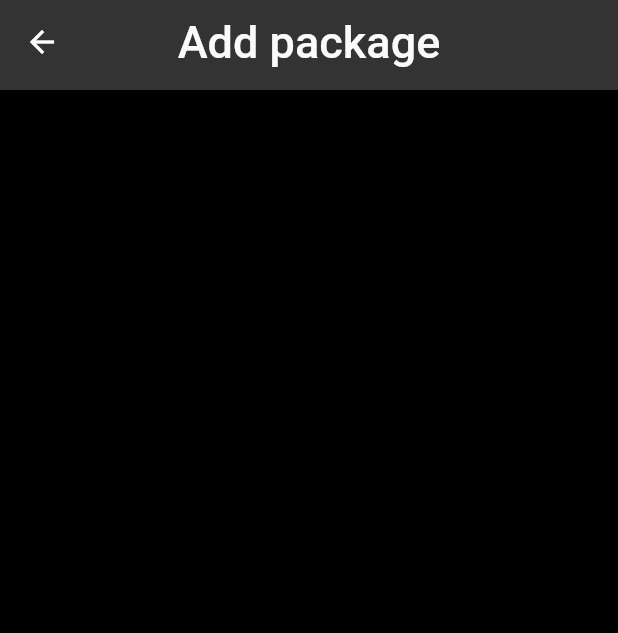
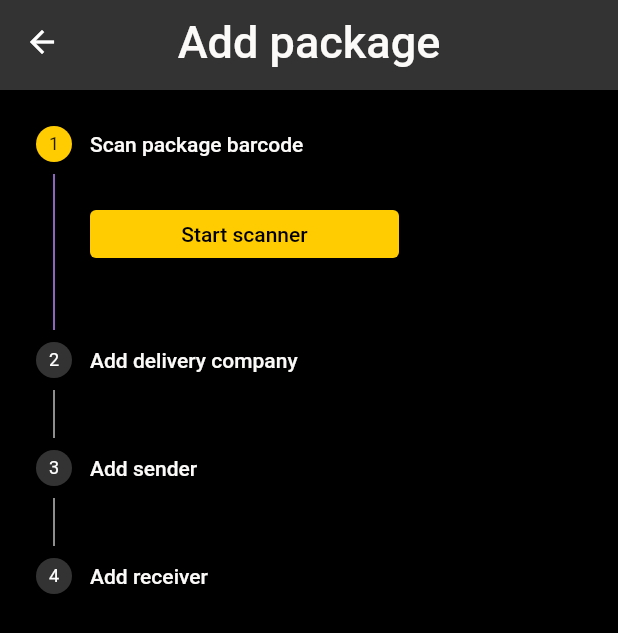
Before and after one commit to iasiu/packer, a Flutter app: the screen it shows after launch, after a tap on "Add package", on a phone screen of 412 x 824 dp. Shown: the top 633 px of the screen. Run offline on Flutter 3.47's test engine with Material 2 defaults, Android fonts, the phone set to English and light mode, and no system bars; our stand-ins replace dartz, dio, flutter_dotenv, flutter_hooks, freezed_annotation, get_it and 1 more; missing offline and left inert: flutter_barcode_scanner.

Commit message:
Add AddPage stepper, barcode scanner

```diff
--- a/mobile/lib/config/config.dart
+++ b/mobile/lib/config/config.dart
@@ -25,4 +25,8 @@ class TextStyles {
     color: AppColors.cultured,
     fontSize: 14,
   );
+  static const black14 = TextStyle(
+    color: AppColors.black,
+    fontSize: 14,
+  );
 }
--- a/mobile/lib/views/add_page/add_page.dart
+++ b/mobile/lib/views/add_page/add_page.dart
@@ -1,6 +1,7 @@
 import 'package:flutter/material.dart';
 import 'package:packer/config/config.dart';
 import 'package:packer/generated/l10n.dart';
+import 'package:packer/views/add_page/widgets/app_stepper.dart';
 import 'package:packer/views/widgets/app_scaffold.dart';
 
 class AddPage extends StatelessWidget {
@@ -14,6 +15,11 @@ class AddPage extends StatelessWidget {
         S.of(context).addPackage,
         style: TextStyles.white30,
       ),
+      body: Column(
+        children: [
+          AppStepper(),
+        ],
+      ),
     );
   }
 }
--- /dev/null
+++ b/mobile/lib/views/add_page/widgets/app_stepper.dart
@@ -0,0 +1,70 @@
+import 'package:flutter/material.dart';
+import 'package:flutter_hooks/flutter_hooks.dart';
+import 'package:packer/config/config.dart';
+import 'package:packer/views/add_page/widgets/scan_step_content.dart';
+
+class AppStepper extends HookWidget {
+  AppStepper({Key? key}) : super(key: key);
+
+  @override
+  Widget build(BuildContext context) {
+    final currentStep = useState(0);
+    return Theme(
+      data: ThemeData(
+        colorScheme: const ColorScheme.dark().copyWith(
+          secondary: AppColors.inpost,
+          background: AppColors.jet,
+        ),
+      ),
+      child: Stepper(
+        currentStep: currentStep.value,
+        physics: const NeverScrollableScrollPhysics(),
+        controlsBuilder: (BuildContext context,
+            {VoidCallback? onStepContinue, VoidCallback? onStepCancel}) {
+          return Row(
+            children: const [],
+          );
+        },
+        elevation: 0,
+        steps: _steps
+            .map(
+              (e) => Step(
+                state: StepState.disabled,
+                title: e.title,
+                content: e.content,
+                isActive: _steps.indexOf(e) == currentStep.value,
+              ),
+            )
+            .toList(),
+      ),
+    );
+  }
+
+  final _steps = [
+    AppStep(
+      title: const Text('Scan package barcode', style: TextStyles.white14),
+      content: const ScanStepContent(),
+    ),
+    AppStep(
+      title: Text('Add delivery company', style: TextStyles.white14),
+      content: SizedBox(),
+    ),
+    AppStep(
+      title: Text('Add sender', style: TextStyles.white14),
+      content: SizedBox(),
+    ),
+    AppStep(
+      title: Text('Add receiver', style: TextStyles.white14),
+      content: SizedBox(),
+    ),
+  ];
+}
+
+class AppStep {
+  AppStep({
+    required this.title,
+    required this.content,
+  });
+  final Widget title;
+  final Widget content;
+}
--- /dev/null
+++ b/mobile/lib/views/add_page/widgets/scan_step_content.dart
@@ -0,0 +1,39 @@
+import 'package:flutter/material.dart';
+import 'package:packer/config/config.dart';
+import 'package:flutter_barcode_scanner/flutter_barcode_scanner.dart';
+
+class ScanStepContent extends StatelessWidget {
+  const ScanStepContent({
+    Key? key,
+  }) : super(key: key);
+
+  @override
+  Widget build(BuildContext context) {
+    final width = (MediaQuery.of(context).size.width ~/ 2) * 1.0;
+    return Row(
+      children: [
+        TextButton(
+          onPressed: () async {
+            String barcodeScanRes = await FlutterBarcodeScanner.scanBarcode(
+              "#ffcc02",
+              'Cancel',
+              true,
+              ScanMode.BARCODE,
+            );
+          },
+          style: ButtonStyle(
+            minimumSize: MaterialStateProperty.all(Size(
+              width,
+              0,
+            )),
+            backgroundColor: MaterialStateProperty.all(AppColors.inpost),
+          ),
+          child: const Text(
+            'Start scanner',
+            style: TextStyles.black14,
+          ),
+        ),
+      ],
+    );
+  }
+}
--- a/mobile/lib/views/home_page/home_page.dart
+++ b/mobile/lib/views/home_page/home_page.dart
@@ -1,6 +1,7 @@
 import 'package:flutter/material.dart';
 import 'package:flutter_hooks/flutter_hooks.dart';
 import 'package:packer/config/config.dart';
+import 'package:packer/config/router.dart';
 import 'package:packer/generated/l10n.dart';
 import 'package:packer/views/home_page/widgets/tile_button.dart';
 import 'package:packer/views/widgets/app_scaffold.dart';
@@ -36,7 +37,7 @@ class HomePage extends HookWidget {
                     ),
                     text: S.of(context).addPackage,
                     onTap: () {
-                      Navigator.of(context).pushNamed('/add');
+                      Navigator.of(context).pushNamed(AppPages.add.route);
                     },
                   ),
                 ),
@@ -51,7 +52,7 @@ class HomePage extends HookWidget {
                     ),
                     text: S.of(context).passPackage,
                     onTap: () {
-                      Navigator.of(context).pushNamed('/pass');
+                      Navigator.of(context).pushNamed(AppPages.pass.route);
                     },
                   ),
                 ),
@@ -73,7 +74,7 @@ class HomePage extends HookWidget {
                     ),
                     text: S.of(context).editPackage,
                     onTap: () {
-                      Navigator.of(context).pushNamed('/edit');
+                      Navigator.of(context).pushNamed(AppPages.edit.route);
                     },
                   ),
                 ),
@@ -88,7 +89,7 @@ class HomePage extends HookWidget {
                     ),
                     text: S.of(context).history,
                     onTap: () {
-                      Navigator.of(context).pushNamed('/history');
+                      Navigator.of(context).pushNamed(AppPages.history.route);
                     },
                   ),
                 ),
--- a/mobile/pubspec.yaml
+++ b/mobile/pubspec.yaml
@@ -23,6 +23,7 @@ dependencies:
     sdk: flutter
   dartz: ^0.10.1
   flutter_dotenv: ^5.0.2
+  flutter_barcode_scanner: ^2.0.0
 
 dev_dependencies:
   flutter_test:
```
Also changed, not shown: mobile/pubspec.lock, 9 other files.
